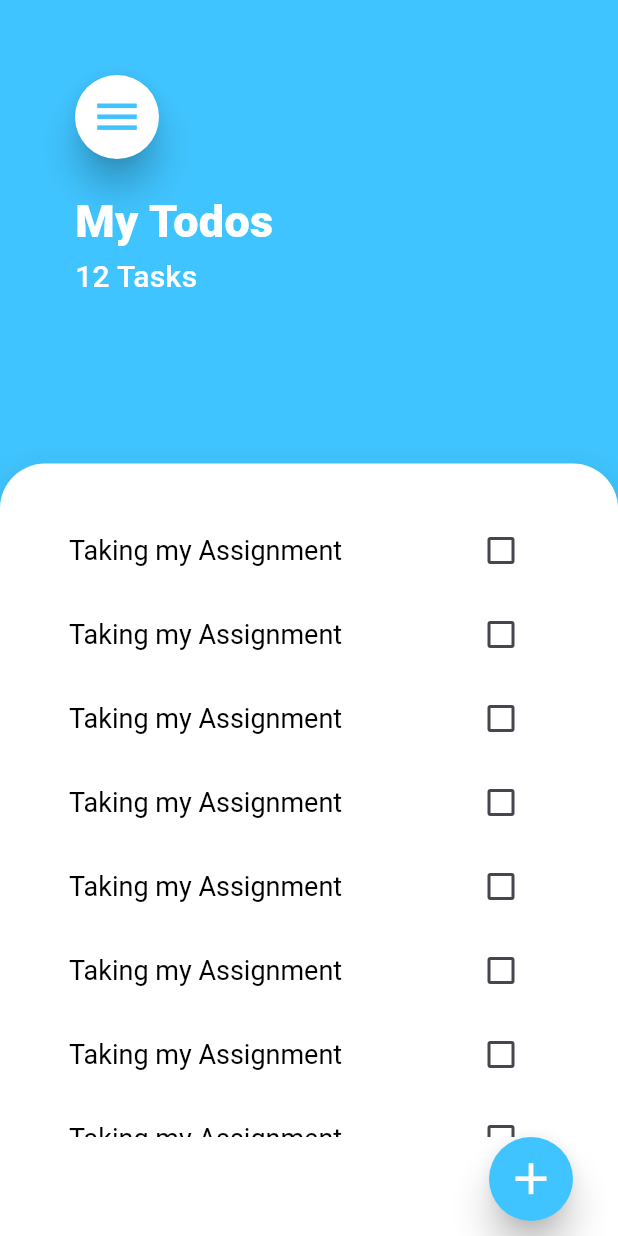
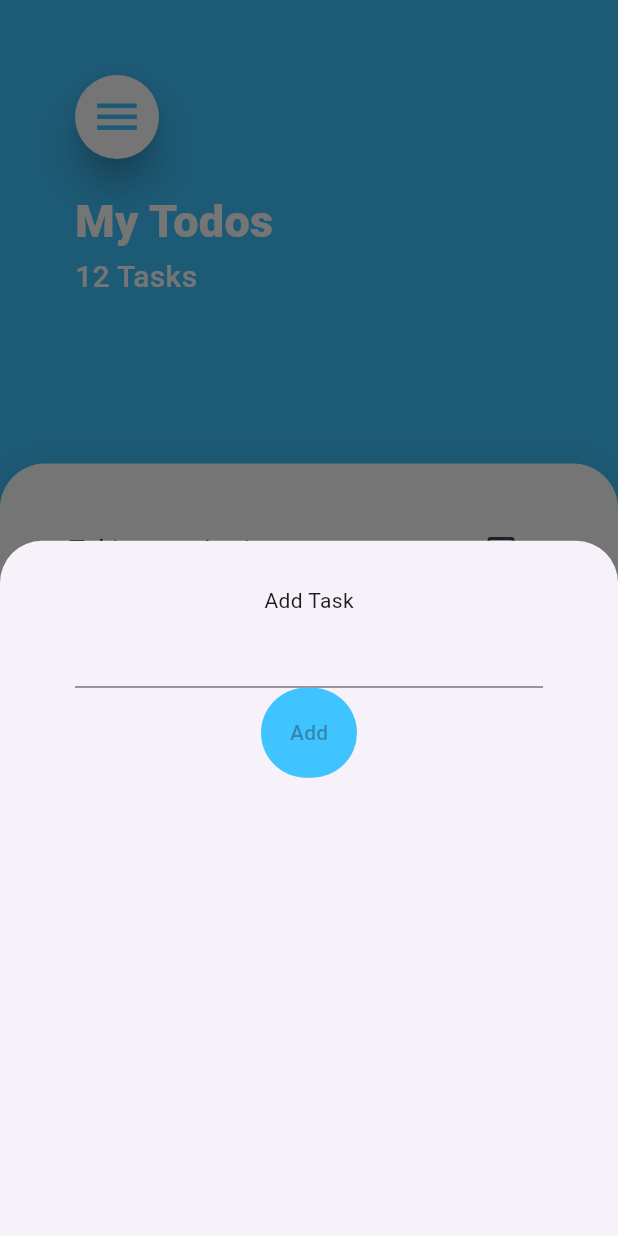
Before and after one commit to Zedestar/flutter_todo_app, a Flutter app: the screen it shows after launch, after a tap on the "add" icon, on a phone screen of 412 x 824 dp. Run offline on Flutter 3.47's test engine with Material 3 defaults, Android fonts, the phone set to English and light mode, and no system bars.

Commit message:
Dealing with the layout od todo app towards statemanagements

```diff
--- /dev/null
+++ b/lib/components/add_task_widget.dart
@@ -0,0 +1,34 @@
+import 'package:flutter/material.dart';
+
+class BottomTaskAdd extends StatelessWidget {
+  const BottomTaskAdd({super.key});
+
+  @override
+  Widget build(BuildContext context) {
+    return Container(
+      padding: EdgeInsets.symmetric(
+        horizontal: 50.0,
+        vertical: 30.0,
+      ),
+      child: Column(
+        children: [
+          Text("Add Task"),
+          TextField(),
+          TextButton(
+            style: TextButton.styleFrom(
+              backgroundColor: Colors.lightBlueAccent,
+              padding: EdgeInsets.symmetric(
+                horizontal: 10.0,
+                vertical: 20.0,
+              ),
+            ),
+            onPressed: null,
+            child: Text(
+              "Add",
+            ),
+          ),
+        ],
+      ),
+    );
+  }
+}
--- a/lib/screen/tasks_screen.dart
+++ b/lib/screen/tasks_screen.dart
@@ -1,4 +1,5 @@
 import 'package:flutter/material.dart';
+import 'package:todo_app/components/add_task_widget.dart';
 import 'package:todo_app/components/customezed_button.dart';
 import 'package:todo_app/components/expanded_widget.dart';
 import 'package:todo_app/components/task_tile.dart';
@@ -107,41 +108,6 @@ class _TasksScreenState extends State<TasksScreen> {
                                   isTaskChecked: false,
                                   onPressingTask: (isTaskChecked) {},
                                 ),
-                                TaskTile(
-                                  taskName: "Taking my Assignment",
-                                  isTaskChecked: false,
-                                  onPressingTask: (isTaskChecked) {},
-                                ),
-                                TaskTile(
-                                  taskName: "Taking my Assignment",
-                                  isTaskChecked: false,
-                                  onPressingTask: (isTaskChecked) {},
-                                ),
-                                TaskTile(
-                                  taskName: "Taking my Assignment",
-                                  isTaskChecked: false,
-                                  onPressingTask: (isTaskChecked) {},
-                                ),
-                                TaskTile(
-                                  taskName: "Taking my Assignment",
-                                  isTaskChecked: false,
-                                  onPressingTask: (isTaskChecked) {},
-                                ),
-                                TaskTile(
-                                  taskName: "Taking my Assignment",
-                                  isTaskChecked: false,
-                                  onPressingTask: (isTaskChecked) {},
-                                ),
-                                TaskTile(
-                                  taskName: "Taking my Assignment",
-                                  isTaskChecked: false,
-                                  onPressingTask: (isTaskChecked) {},
-                                ),
-                                TaskTile(
-                                  taskName: "Taking my Assignment",
-                                  isTaskChecked: false,
-                                  onPressingTask: (isTaskChecked) {},
-                                ),
                               ],
                             ),
                           ),
@@ -151,7 +117,12 @@ class _TasksScreenState extends State<TasksScreen> {
                           children: [
                             MyCustomizedButton(
                               buttonIcon: Icons.add,
-                              whenPressed: () {},
+                              whenPressed: () {
+                                showModalBottomSheet(
+                                  context: context,
+                                  builder: (context) => BottomTaskAdd(),
+                                );
+                              },
                               backgroundColor: Colors.lightBlueAccent,
                               iconColor: Colors.white,
                             )
```
